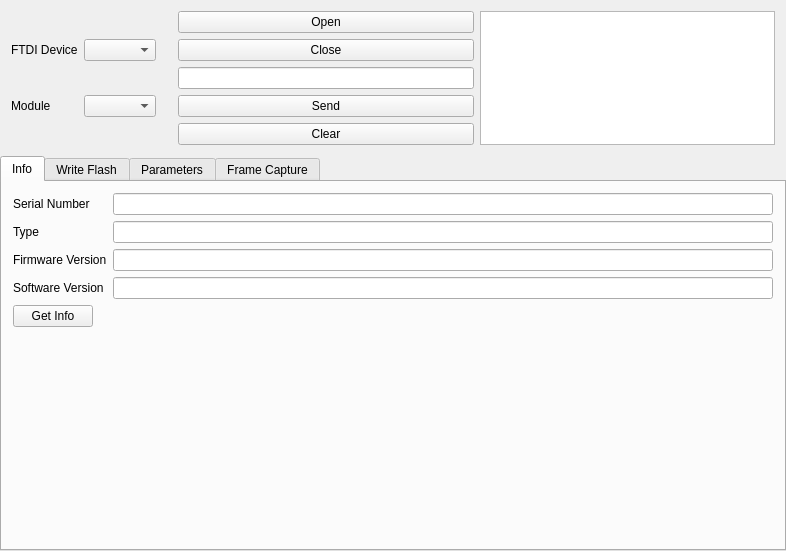
Before: the Qt Designer form FTDIDeviceControl/ftdidevicecontrol.ui in dzenmaster/FTDIDeviceControl, drawn with Qt 5.
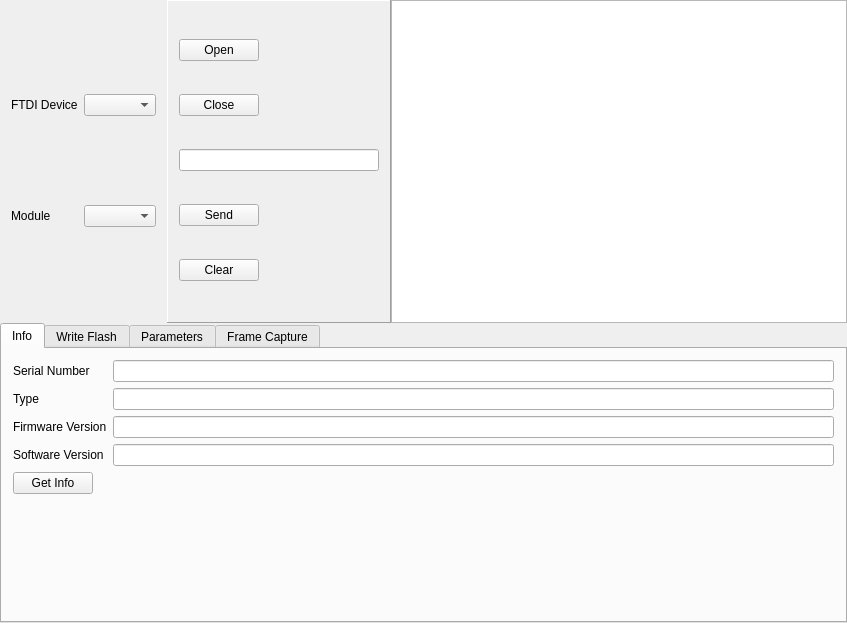
After: the same form once the commit is applied. The open tabs and pages were chosen to show the change. Icons and pictures are not drawn.

```diff
--- a/FTDIDeviceControl/ftdidevicecontrol.ui
+++ b/FTDIDeviceControl/ftdidevicecontrol.ui
@@ -6,8 +6,8 @@
    <rect>
     <x>0</x>
     <y>0</y>
-    <width>786</width>
-    <height>551</height>
+    <width>847</width>
+    <height>623</height>
    </rect>
   </property>
   <property name="windowTitle">
@@ -62,50 +62,138 @@
     </item>
     <item row="0" column="1">
      <widget class="QWidget" name="widget" native="true">
-      <layout class="QGridLayout" name="gridLayout_2">
-       <item row="3" column="0">
-        <widget class="QPushButton" name="pbSend">
-         <property name="text">
-          <string>Send</string>
+      <layout class="QHBoxLayout" name="horizontalLayout">
+       <property name="spacing">
+        <number>0</number>
+       </property>
+       <property name="leftMargin">
+        <number>0</number>
+       </property>
+       <property name="topMargin">
+        <number>0</number>
+       </property>
+       <property name="rightMargin">
+        <number>0</number>
+       </property>
+       <property name="bottomMargin">
+        <number>0</number>
+       </property>
+       <item>
+        <widget class="QFrame" name="frame">
+         <property name="minimumSize">
+          <size>
+           <width>45</width>
+           <height>45</height>
+          </size>
          </property>
-        </widget>
-       </item>
-       <item row="0" column="0">
-        <widget class="QPushButton" name="pbOpen">
-         <property name="text">
-          <string>Open</string>
+         <property name="frameShape">
+          <enum>QFrame::Panel</enum>
          </property>
+         <property name="frameShadow">
+          <enum>QFrame::Raised</enum>
+         </property>
+         <layout class="QVBoxLayout" name="verticalLayout">
+          <item>
+           <widget class="QPushButton" name="pbOpen">
+            <property name="sizePolicy">
+             <sizepolicy hsizetype="Maximum" vsizetype="Fixed">
+              <horstretch>0</horstretch>
+              <verstretch>0</verstretch>
+             </sizepolicy>
+            </property>
+            <property name="text">
+             <string>Open</string>
+            </property>
+           </widget>
+          </item>
+          <item>
+           <widget class="QPushButton" name="pbClose">
+            <property name="sizePolicy">
+             <sizepolicy hsizetype="Maximum" vsizetype="Fixed">
+              <horstretch>0</horstretch>
+              <verstretch>0</verstretch>
+             </sizepolicy>
+            </property>
+            <property name="text">
+             <string>Close</string>
+            </property>
+           </widget>
+          </item>
+          <item>
+           <widget class="QLineEdit" name="leSend">
+            <property name="sizePolicy">
+             <sizepolicy hsizetype="Maximum" vsizetype="Fixed">
+              <horstretch>0</horstretch>
+              <verstretch>0</verstretch>
+             </sizepolicy>
+            </property>
+            <property name="minimumSize">
+             <size>
+              <width>200</width>
+              <height>0</height>
+             </size>
+            </property>
+           </widget>
+          </item>
+          <item>
+           <widget class="QPushButton" name="pbSend">
+            <property name="sizePolicy">
+             <sizepolicy hsizetype="Maximum" vsizetype="Fixed">
+              <horstretch>0</horstretch>
+              <verstretch>0</verstretch>
+             </sizepolicy>
+            </property>
+            <property name="text">
+             <string>Send</string>
+            </property>
+           </widget>
+          </item>
+          <item>
+           <widget class="QPushButton" name="pbClear">
+            <property name="sizePolicy">
+             <sizepolicy hsizetype="Maximum" vsizetype="Fixed">
+              <horstretch>0</horstretch>
+              <verstretch>0</verstretch>
+             </sizepolicy>
+            </property>
+            <property name="text">
+             <string>Clear</string>
+            </property>
+           </widget>
+          </item>
+         </layout>
         </widget>
        </item>
-       <item row="2" column="0">
-        <widget class="QLineEdit" name="leSend"/>
-       </item>
-       <item row="0" column="1" rowspan="5">
+       <item>
         <widget class="QTextEdit" name="teReceive">
+         <property name="sizePolicy">
+          <sizepolicy hsizetype="Expanding" vsizetype="Minimum">
+           <horstretch>0</horstretch>
+           <verstretch>0</verstretch>
+          </sizepolicy>
+         </property>
          <property name="readOnly">
           <bool>true</bool>
          </property>
         </widget>
        </item>
-       <item row="1" column="0">
-        <widget class="QPushButton" name="pbClose">
-         <property name="text">
-          <string>Close</string>
-         </property>
-        </widget>
-       </item>
-       <item row="4" column="0">
-        <widget class="QPushButton" name="pbClear">
-         <property name="text">
-          <string>Clear</string>
-         </property>
-        </widget>
-       </item>
       </layout>
      </widget>
     </item>
     <item row="1" column="0" colspan="2">
      <widget class="QTabWidget" name="tabWidget">
+      <property name="sizePolicy">
+       <sizepolicy hsizetype="Expanding" vsizetype="Expanding">
+        <horstretch>0</horstretch>
+        <verstretch>0</verstretch>
+       </sizepolicy>
+      </property>
+      <property name="maximumSize">
+       <size>
+        <width>16777215</width>
+        <height>300</height>
+       </size>
+      </property>
       <property name="currentIndex">
        <number>1</number>
       </property>
```
Left out of the diff: 2 changed lines with no effect on the pictures.
